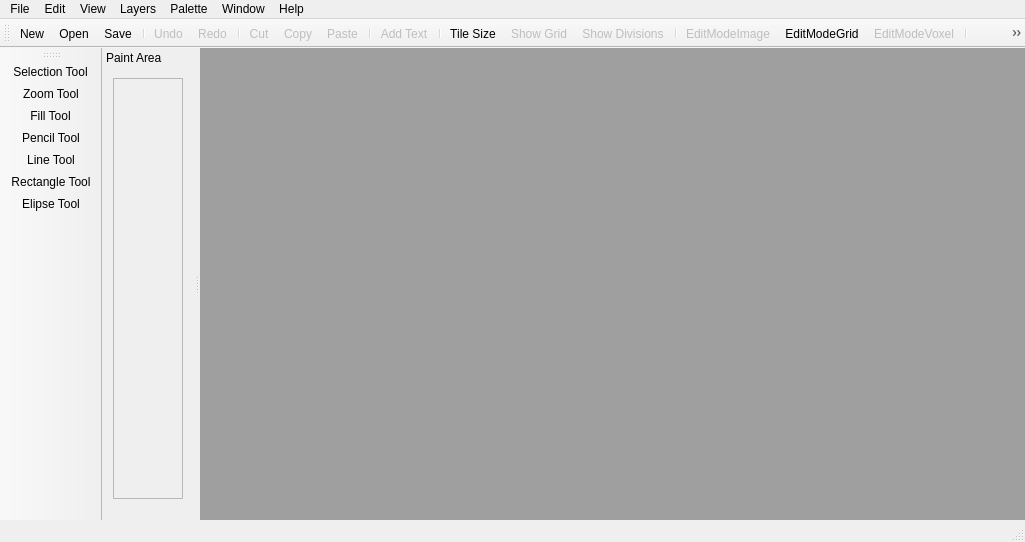
This is QtCharacterMaker/view/mainwindow.ui in RicardoBusta/bustamanprojects as Qt 5 draws it before an edit. The edited form follows.
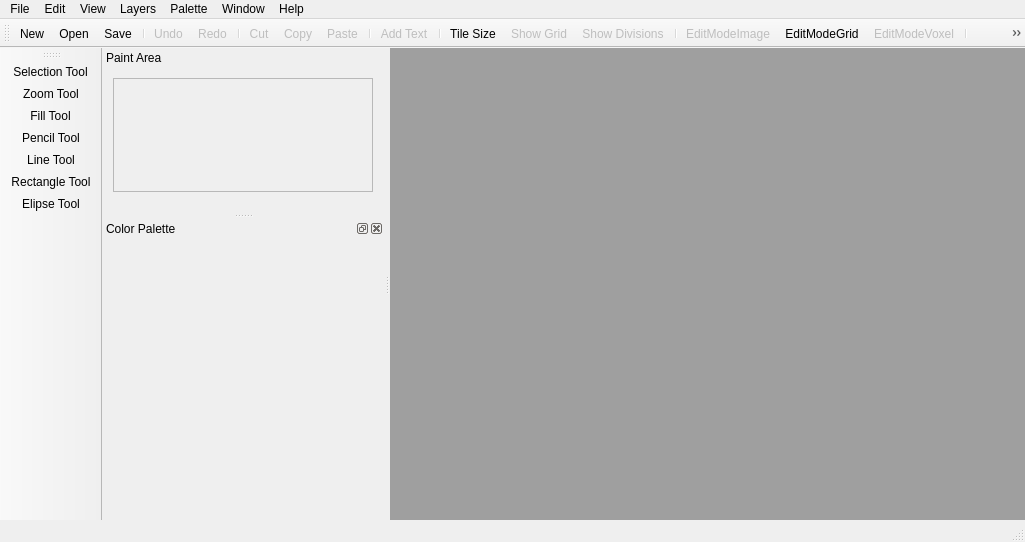
This is the edited form. Icons and pictures are not drawn. Custom widgets are drawn as their Qt base class.

Patch:
```diff
--- a/QtCharacterMaker/view/mainwindow.ui
+++ b/QtCharacterMaker/view/mainwindow.ui
@@ -216,8 +216,8 @@
          <rect>
           <x>0</x>
           <y>0</y>
-          <width>68</width>
-          <height>413</height>
+          <width>258</width>
+          <height>195</height>
          </rect>
         </property>
        </widget>
@@ -251,6 +251,34 @@
    <addaction name="actionRectangle_Tool"/>
    <addaction name="actionElipse_Tool"/>
   </widget>
+  <widget class="QDockWidget" name="dockWidget_2">
+   <property name="windowTitle">
+    <string>Color Palette</string>
+   </property>
+   <attribute name="dockWidgetArea">
+    <number>1</number>
+   </attribute>
+   <widget class="QWidget" name="dockWidgetContents_2">
+    <layout class="QVBoxLayout" name="verticalLayout_2">
+     <item>
+      <widget class="ColorPaletteWidget" name="color_palette_widget" native="true">
+       <property name="minimumSize">
+        <size>
+         <width>260</width>
+         <height>180</height>
+        </size>
+       </property>
+       <property name="baseSize">
+        <size>
+         <width>260</width>
+         <height>180</height>
+        </size>
+       </property>
+      </widget>
+     </item>
+    </layout>
+   </widget>
+  </widget>
   <action name="actionNew">
    <property name="icon">
     <iconset resource="../icons/icons.qrc">
@@ -744,6 +772,12 @@
    <header>view/editimagewidget.h</header>
    <container>1</container>
   </customwidget>
+  <customwidget>
+   <class>ColorPaletteWidget</class>
+   <extends>QWidget</extends>
+   <header>view/colorpalettewidget.h</header>
+   <container>1</container>
+  </customwidget>
  </customwidgets>
  <resources>
   <include location="../icons/icons.qrc"/>
```
Left out of the diff: 2 changed lines with no effect on the pictures.
